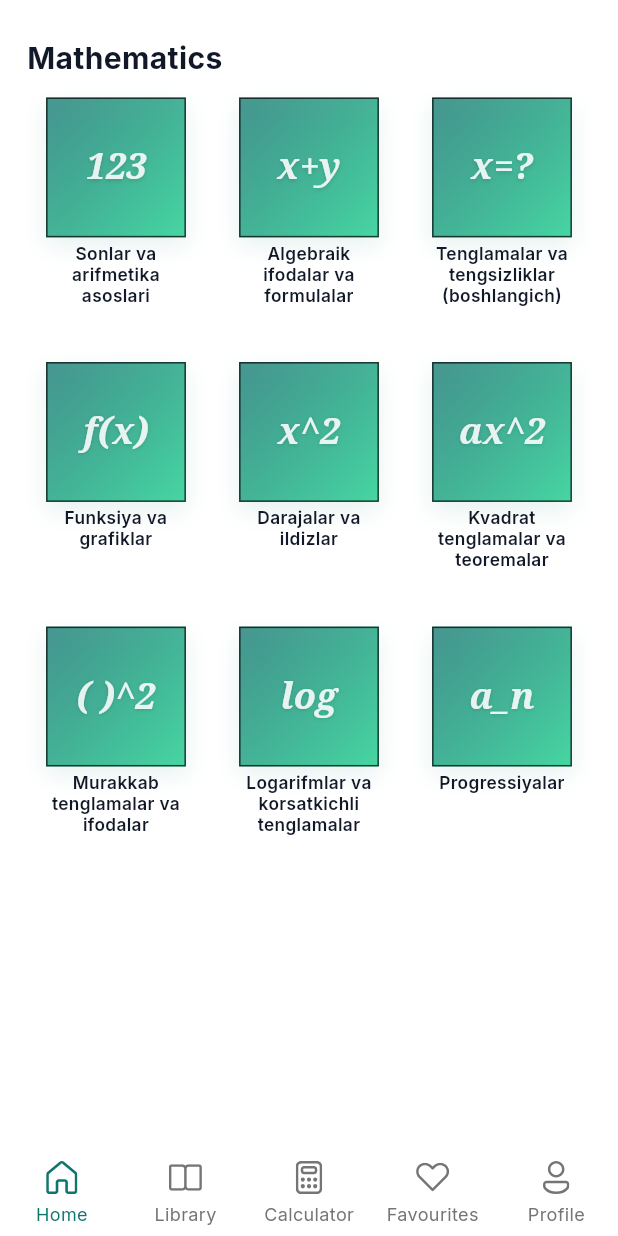
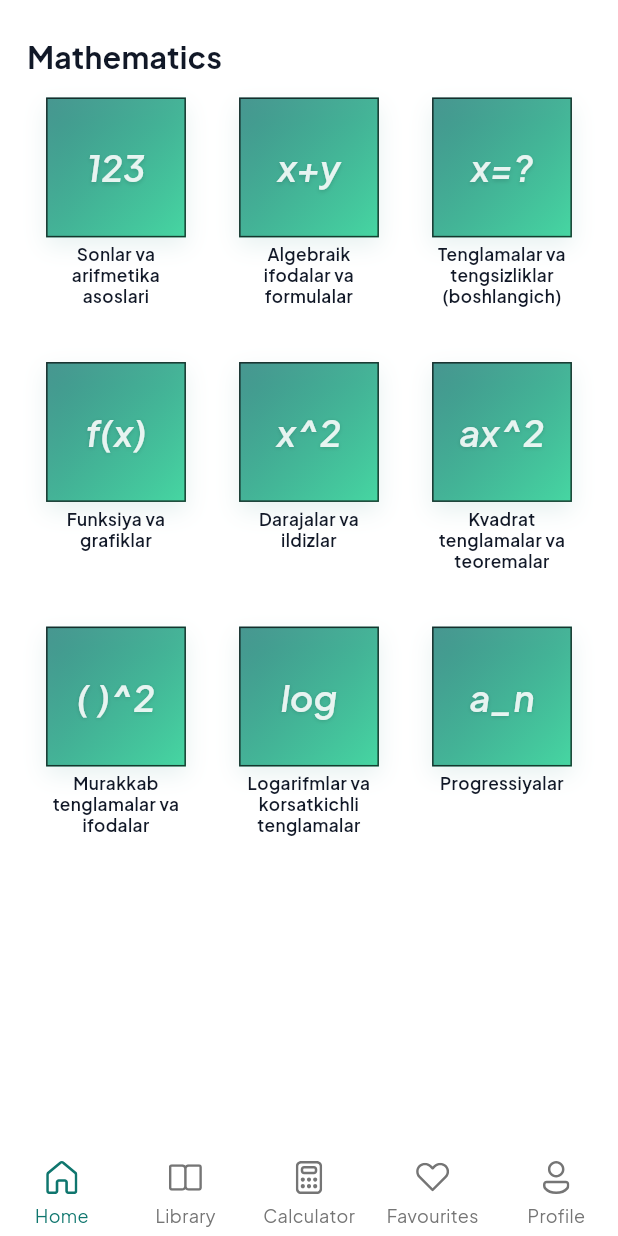
Before and after one commit to jaxongirofficial/ELearn-mobile, a Flutter app: the screen it shows after launch, after a tap on "Get Started", on a phone screen of 412 x 824 dp. Run offline on Flutter 3.47's test engine with Material 3 defaults, Android fonts, the phone set to English and light mode, and no system bars; our stand-ins replace flutter_svg, google_fonts.

Commit message:
added font jakarta

```diff
--- a/lib/core/theme/app_colors.dart
+++ b/lib/core/theme/app_colors.dart
@@ -41,7 +41,10 @@ class AppColors {
   static const onboardingBadgeBlueGradient = [primarySky, primaryBlue];
   static const onboardingBadgeAmberGradient = [primaryAmber, primaryPink];
   static const onboardingBadgePurpleGradient = [primaryViolet, primaryPurple];
-  static const onboardingBadgeTealGradient = [Color(0xFF2DD4BF), primaryTealDark];
+  static const onboardingBadgeTealGradient = [
+    Color(0xFF2DD4BF),
+    primaryTealDark,
+  ];
   static const onboardingBadgeRoseGradient = [primaryRose, primaryRed];
 
   // Light theme
@@ -70,11 +73,7 @@ class AppColors {
 
   static List<Color> primaryGradientForBrightness(Brightness brightness) {
     if (brightness == Brightness.dark) {
-      return const [
-        Color(0xFF115E59),
-        Color(0xFF0F766E),
-        Color(0xFF14B8A6),
-      ];
+      return const [Color(0xFF115E59), Color(0xFF0F766E), Color(0xFF14B8A6)];
     }
 
     return const [Color(0xFF0D9488), Color(0xFF14B8A6), Color(0xFF2DD4BF)];
--- a/lib/core/theme/app_fonts.dart
+++ b/lib/core/theme/app_fonts.dart
@@ -2,9 +2,9 @@ import 'package:flutter/material.dart';
 import 'package:google_fonts/google_fonts.dart';
 
 class AppFonts {
-  static const primary = 'Inter';
+  static const primary = 'Plus Jakarta Sans';
 
   static TextTheme textTheme(TextTheme base) {
-    return GoogleFonts.interTextTheme(base);
+    return GoogleFonts.plusJakartaSansTextTheme(base);
   }
 }
--- a/lib/features/home/presentation/pages/home_page.dart
+++ b/lib/features/home/presentation/pages/home_page.dart
@@ -1,4 +1,5 @@
 import 'package:elearn_mobile/app/routes/route_names.dart';
+import 'package:elearn_mobile/core/theme/app_fonts.dart';
 import 'package:elearn_mobile/core/theme/theme_extensions.dart';
 import 'package:elearn_mobile/features/home/data/subject_sections_data.dart';
 import 'package:elearn_mobile/features/home/presentation/models/subject_catalog.dart';
@@ -143,7 +144,7 @@ class _SubjectGridCard extends StatelessWidget {
                       textAlign: TextAlign.center,
                       style: TextStyle(
                         fontSize: 24,
-                        fontFamily: 'serif',
+                        fontFamily: AppFonts.primary,
                         fontWeight: FontWeight.w600,
                         fontStyle: FontStyle.italic,
                         letterSpacing: 0.05,
```
Also changed, not shown: pubspec.lock.
